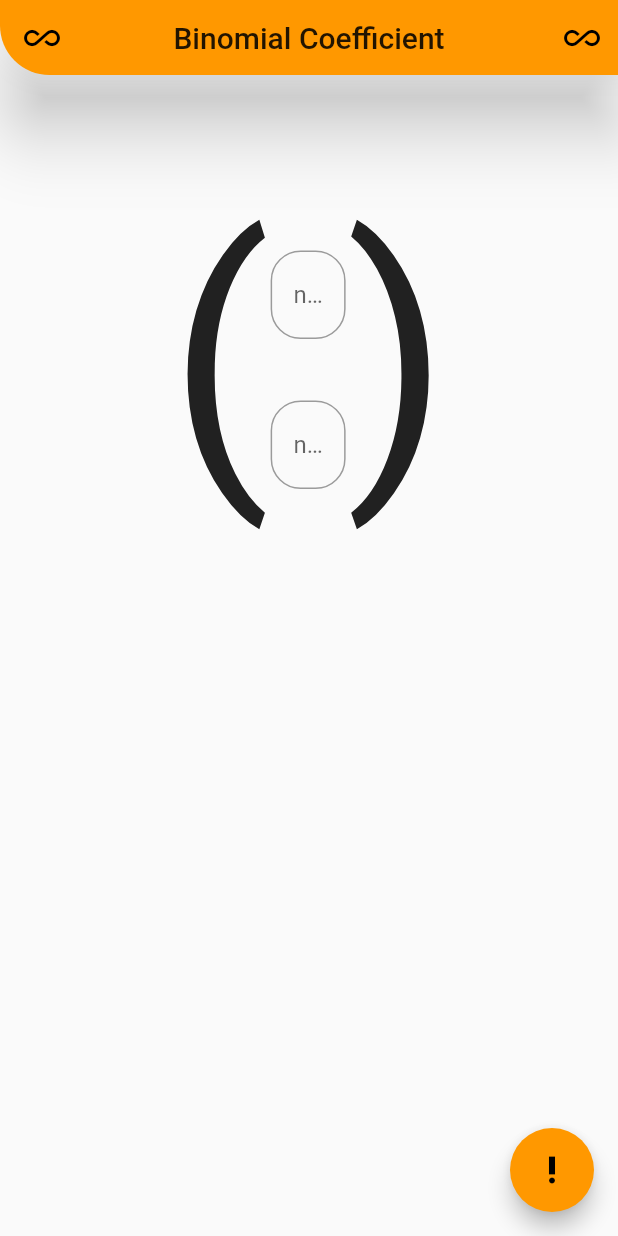
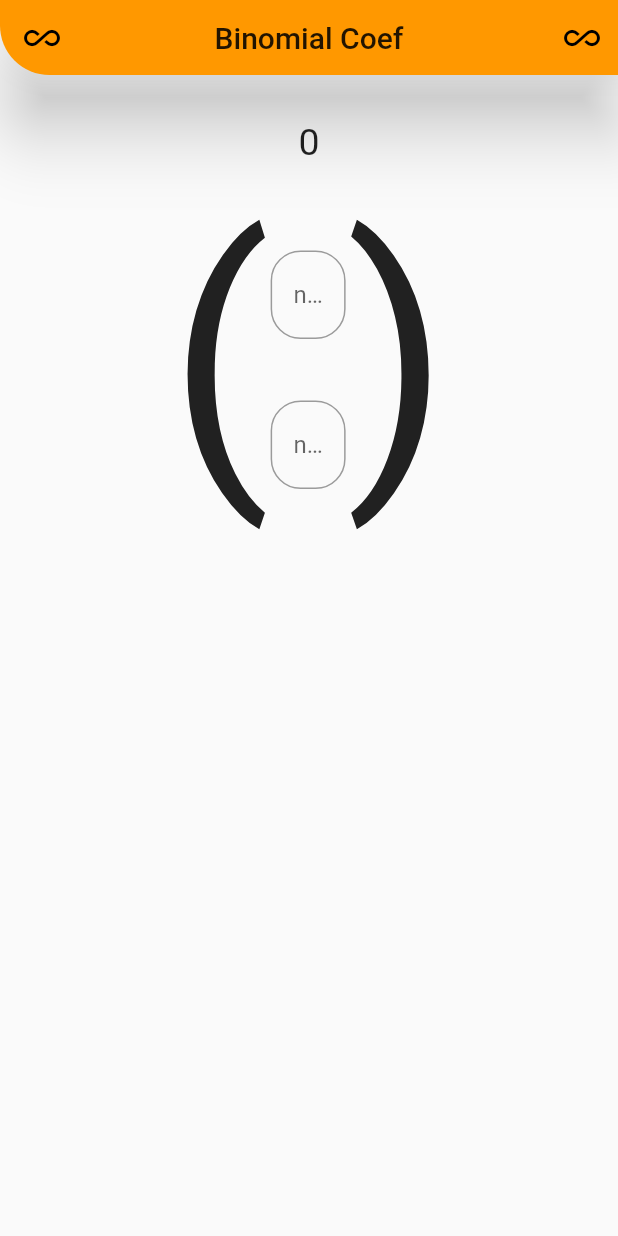
Before and after one commit to SempaiEcchi/bionmnikoef, a Flutter app: the screen it shows after launch, on a phone screen of 412 x 824 dp. Run offline on Flutter 3.47's test engine with Material 2 defaults, Android fonts, the phone set to English and light mode, and no system bars; our stand-ins replace fl_chart; missing offline and left inert: flutter_inappbrowser.

Commit message:
dodan graf

```diff
--- a/lib/main.dart
+++ b/lib/main.dart
@@ -1,6 +1,8 @@
 import 'package:binomnikoef/brijacnica.dart';
+import 'package:binomnikoef/provider.dart';
 import 'package:flutter/material.dart';
 import 'package:flutter/cupertino.dart';
+import 'package:provider/provider.dart';
 import 'myMath.dart';
 
 void main() => runApp(MyApp());
@@ -13,63 +15,54 @@ class MyApp extends StatelessWidget {
       theme: ThemeData(
         primarySwatch: Colors.orange,
       ),
-      home: MyCalculator(title: 'Binomial Coefficient'),
+      home: ChangeNotifierProvider<Factorial>(
+        builder: (_) => Factorial(0),
+    child: MyCalculator(title: "Binomial Coef",),
+    ),
     );
   }
 }
 
-class MyCalculator extends StatefulWidget {
+class MyCalculator extends StatelessWidget {
   MyCalculator({Key key, this.title}) : super(key: key);
 
   final String title;
 
-  @override
-  _MyCalculatorState createState() => _MyCalculatorState();
-}
 
-class _MyCalculatorState extends State<MyCalculator> {
   var result;
   Math math = Math();
-  final controller = TextEditingController();
-  final controller2 = TextEditingController();
-
+  var controller2 = TextEditingController();
+  var controller = TextEditingController();
   final decoration = InputDecoration(
       hintText: "number",
       border: OutlineInputBorder(
         borderRadius: BorderRadius.circular(20.0),
       ));
 
-  void calculate() {
-    setState(() {
-      var gore = double.parse(controller.text);
-      var prvidolje = double.parse(controller2.text);
+  @override
+  Widget build(BuildContext context) {
 
-      var rezultatdoljezagrade = gore - prvidolje;
+    final factoricalcoef = Provider.of<Factorial>(context);
 
-      if (rezultatdoljezagrade < 0) {
-        result = "Error";
-      } else {
-        result = math.factorial(gore) /
-            (math.factorial(prvidolje) * math.factorial(rezultatdoljezagrade));
-      }
-    });
+    void doOnPressed() {
+      factoricalcoef.calculate();
+      print(factoricalcoef.result);
     }
 
-  @override
-  Widget build(BuildContext context) {
+
+
     return Scaffold(
       appBar: PreferredSize(
         preferredSize: Size.fromHeight(50),
         child: AppBar(
           elevation: 20,
           shape: buildAppBarShape(),
-
           centerTitle: true,
-          leading: buildAction(context,Brijacnica()),
+          leading: buildAction(context, Brijacnica()),
           actions: <Widget>[
-            buildAction(context,Symbolab()),
+            buildAction(context, Symbolab()),
           ],
-          title: Text(widget.title),
+          title: Text(title),
         ),
       ),
       body: Center(
@@ -79,7 +72,7 @@ class _MyCalculatorState extends State<MyCalculator> {
               height: 30,
             ),
             Text(
-              result != null ? result.toString() : "",
+                factoricalcoef.result!=null?factoricalcoef.result.toString() : "",
               textAlign: TextAlign.center,
               style: TextStyle(fontSize: 25),
             ),
@@ -90,14 +83,14 @@ class _MyCalculatorState extends State<MyCalculator> {
                   "(",
                   style: TextStyle(fontSize: 200),
                 ),
-                buildCalculatingArea(),
+              buildCalcArea(factoricalcoef),
                 Text(")", style: TextStyle(fontSize: 200)),
               ],
             ),
           ],
         ),
       ),
-      floatingActionButton: buildFloatingActionButton(),
+      floatingActionButton: buildFloatingActionButton(doOnPressed),
     );
   }
 
@@ -106,7 +99,41 @@ class _MyCalculatorState extends State<MyCalculator> {
 
 
 
-  Widget buildAction(BuildContext context, Widget widget ) {
+  Column buildCalcArea(Factorial factoricalcoef) {
+    return Column(
+          children: <Widget>[
+            Padding(
+              padding: const EdgeInsets.only(top: 58.0),
+              child: Container(
+                height: 100,
+                width: 50,
+                child: TextField(
+                  textAlign: TextAlign.center,
+                  decoration: decoration,
+                  controller: factoricalcoef.controller,
+                  keyboardType: TextInputType.number,
+                  onChanged: (number){factoricalcoef.calculate();},
+                ),
+              ),
+            ),
+            Container(
+              width: 50,
+              height: 100,
+              child: TextField(
+                textAlign: TextAlign.center,
+                decoration: decoration,
+                controller: factoricalcoef.controller2,
+                keyboardType: TextInputType.number,
+                onChanged: (number){factoricalcoef.calculate(); print(factoricalcoef.result); },
+
+              ),
+            ),
+          ],
+        );
+  }
+
+
+  Widget buildAction(BuildContext context, Widget widget) {
     return IconButton(
       icon: Icon(Icons.all_inclusive),
       onPressed: () {
@@ -119,42 +146,14 @@ class _MyCalculatorState extends State<MyCalculator> {
   }
 
 
-  Widget buildFloatingActionButton() {
-    return FloatingActionButton(
-      onPressed: calculate,
-      tooltip: 'Calculate',
-      child: Icon(Icons.priority_high),
-    );
+  Widget buildFloatingActionButton(Function func) {
+    return null;
+//    return FloatingActionButton(
+//      onPressed: func,
+//      tooltip: 'Calculate',
+//      child: Icon(Icons.priority_high),
+//    );
   }
 
 
-  Widget buildCalculatingArea() {
-    return Column(
-                children: <Widget>[
-                  Padding(
-                    padding: const EdgeInsets.only(top: 58.0),
-                    child: Container(
-                      height: 100,
-                      width: 50,
-                      child: TextField(
-                        textAlign: TextAlign.center,
-                        decoration: decoration,
-                        controller: controller,
-                        keyboardType: TextInputType.number,
-                      ),
-                    ),
-                  ),
-                  Container(
-                    width: 50,
-                    height: 100,
-                    child: TextField(
-                      textAlign: TextAlign.center,
-                      decoration: decoration,
-                      controller: controller2,
-                      keyboardType: TextInputType.number,
-                    ),
-                  ),
-                ],
-              );
 }
-}
--- a/lib/provider.dart
+++ b/lib/provider.dart
@@ -15,12 +15,13 @@ class Factorial with ChangeNotifier {
   Factorial(this.result);
 
 
+//  getValue() => result;
+//  setValue(var tresult) => result = tresult;
 
 
   void calculate() {
       var gore = double.parse(controller.text);
       var prvidolje = double.parse(controller2.text);
-
       var rezultatdoljezagrade = gore - prvidolje;
 
       if (rezultatdoljezagrade < 0) {
@@ -29,7 +30,7 @@ class Factorial with ChangeNotifier {
         result = math.factorial(gore) /
             (math.factorial(prvidolje) * math.factorial(rezultatdoljezagrade));
       }
-
+      notifyListeners();
   }
 
 
```
Also changed, not shown: lib/brijacnica.dart (+26 -21 lines), lib/linechart.dart (added, +129 -0 lines), lib/linechartdata.dart (added, +42 -0 lines), pubspec.yaml (+6 -2 lines), assets/Orbitron-Medium.ttf (added). Lines whose indentation alone changed are shown as unchanged.
